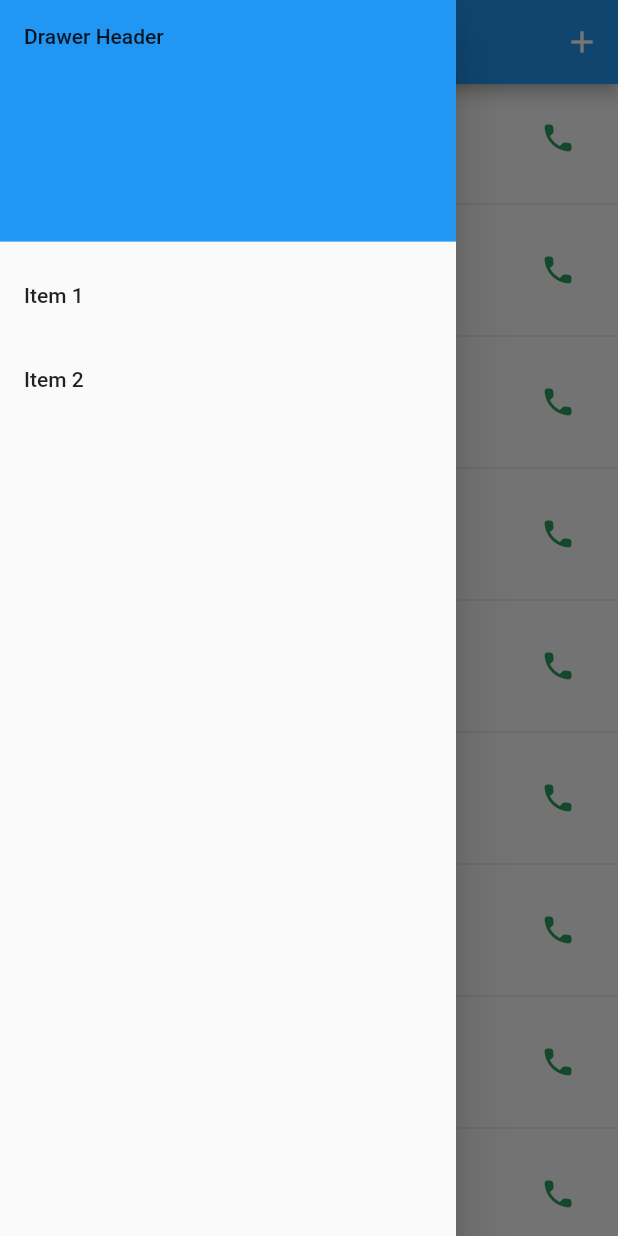
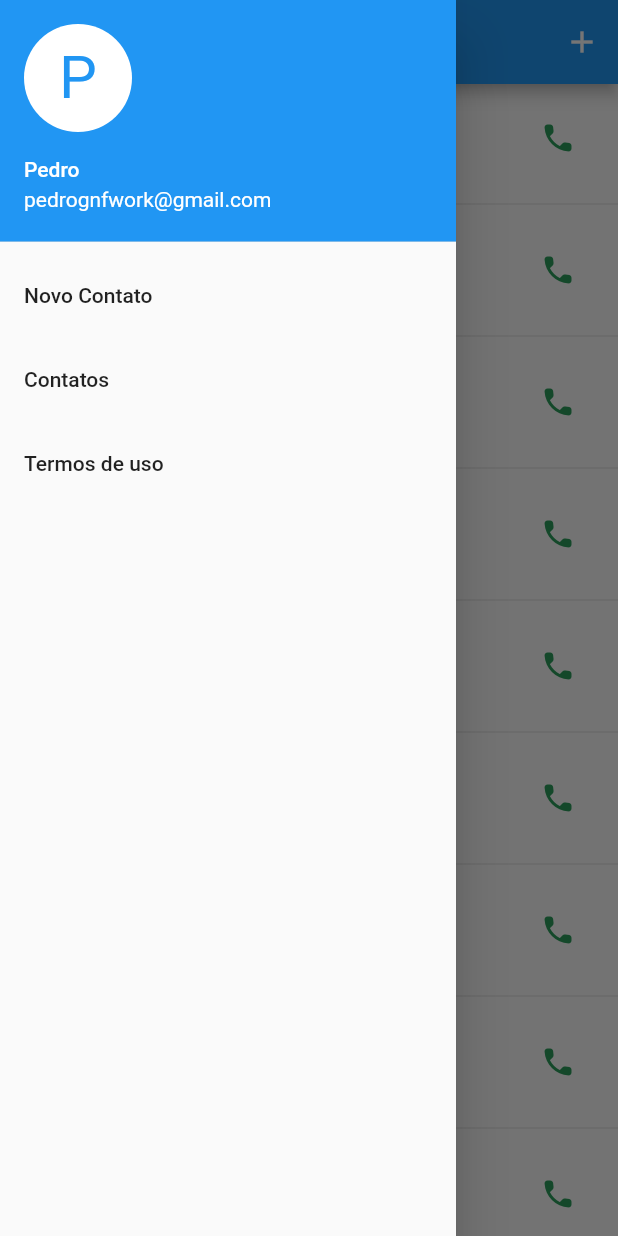
Before and after one commit to pedroGNF/contact_list, a Flutter app: the screen it shows after launch, with the side drawer open, on a phone screen of 412 x 824 dp. Run offline on Flutter 3.47's test engine with Material 2 defaults, Android fonts, the phone set to English and light mode, and no system bars; our stand-ins replace brasil_fields, form_field_validator.

Commit message:
termos de uso ,added

```diff
--- a/lib/add_contact.dart
+++ b/lib/add_contact.dart
@@ -4,6 +4,7 @@ import 'package:brasil_fields/brasil_fields.dart';
 import 'package:flutter/services.dart';
 import 'package:form_field_validator/form_field_validator.dart';
 import 'main.dart';
+import 'termos_de_uso.dart';
 
 void main() {
   runApp(const AddContatos());
@@ -32,25 +33,42 @@ class AddContatos extends StatelessWidget {
             ],
           ),
           drawer: Drawer(
+            elevation: 5,
             child: ListView(
               padding: EdgeInsets.zero,
               children: [
-              const DrawerHeader(
-                decoration: BoxDecoration(
-                  color: Colors.blue,
+                const UserAccountsDrawerHeader(
+              accountName: Text('Pedro'),
+              accountEmail: Text('pedrognfwork@gmail.com'),
+              currentAccountPicture: CircleAvatar(
+                backgroundColor: Color.fromARGB(255, 255, 255, 255),
+                child: Text(
+                  'P',
+                  style: TextStyle(
+                      fontSize: 40, color: Color.fromRGBO(33, 150, 243, 1)),
                 ),
-                child: Text('Drawer Header'),
+              ),
             ),
                 ListTile(
-                title: const Text('Item 1'),
+                  title: const Text('Novo Contato'),
+                  onTap: () {
+                    Navigator.of(context).push(
+                        MaterialPageRoute(builder: (_) => const AddContatos()));
+                  },
+                ),
+                ListTile(
+                  title: const Text('Contatos'),
                   onTap: () {
                     Navigator.pop(context);
                   },
                 ),
                 ListTile(
-                title: const Text('Item 2'),
+                  title: const Text('Termos de uso'),
                   onTap: () {
-                  Navigator.pop(context);
+                    Navigator.of(context).push(MaterialPageRoute(
+                        builder: (_) => const TermosDeUso(
+                              title: 'Termos de Uso',
+                            )));
                   },
                 ),
               ],
@@ -136,29 +154,48 @@ class MyHomePageState extends State<MyHomePage> {
   Widget build(BuildContext context) {
     return Scaffold(
       appBar: AppBar(
-        title: const Text('Cadastro'),
-
+        title: const Text('Novo Contato'),
       ),
       drawer: Drawer(
         child: ListView(
-            padding: EdgeInsets.zero,
+          padding: const EdgeInsets.all(0.0),
           children: [
+            const UserAccountsDrawerHeader(
+              accountName: Text('Pedro'),
+              accountEmail: Text('pedrognfwork@gmail.com'),
+              currentAccountPicture: CircleAvatar(
+                backgroundColor: Color.fromARGB(255, 255, 255, 255),
+                child: Text(
+                  'P',
+                  style: TextStyle(
+                      fontSize: 40, color: Color.fromRGBO(33, 150, 243, 1)),
+                ),
+              ),
+            ),
             const DrawerHeader(
               decoration: BoxDecoration(
-                  color: Colors.blue,
+                color: Color.fromRGBO(48, 130, 197, 1),
               ),
-                child: Text('Drawer Header'),
+              child: Text('Pedro\npedrognfwork@gmail.com'),
             ),
             ListTile(
-                title: const Text('Item 1'),
+              title: const Text('Novo Contato'),
               onTap: () {
                 Navigator.pop(context);
               },
             ),
             ListTile(
-                title: const Text('Item 2'),
+              title: const Text('Contatos'),
               onTap: () {
-                  Navigator.pop(context);
+                Navigator.of(context).pop(MaterialPageRoute(
+                    builder: (_) => const Lista(title: 'Lista de Contatos')));
+              },
+            ),
+            ListTile(
+              title: const Text('Termos de uso'),
+              onTap: () {
+                Navigator.of(context).pop(MaterialPageRoute(
+                    builder: (_) => const TermosDeUso(title: 'Termos de Uso')));
               },
             ),
           ],
--- a/lib/main.dart
+++ b/lib/main.dart
@@ -1,13 +1,15 @@
 import 'package:flutter/material.dart';
 import 'add_contact.dart';
+import 'termos_de_uso.dart';
 
 void main() {
-  runApp(const MyApp());
+  runApp(const Lista(
+    title: 'Lista de Contatos',
+  ));
 }
 
-class MyApp extends StatelessWidget {
-  const MyApp({super.key});
-
+class Lista extends StatelessWidget {
+  const Lista({super.key, required String title});
   @override
   Widget build(BuildContext context) {
     return MaterialApp(
@@ -101,24 +103,41 @@ class _MyHomePageState extends State<MyHomePage> {
         ),
         drawer: Drawer(
           child: ListView(
-            padding: EdgeInsets.zero,
+            padding: const EdgeInsets.all(0.0),
             children: [
-              const DrawerHeader(
-                decoration: BoxDecoration(
-                  color: Colors.blue,
+              const UserAccountsDrawerHeader(
+                accountName: Text('Pedro'),
+                accountEmail: Text('pedrognfwork@gmail.com'),
+                currentAccountPicture: CircleAvatar(
+                  backgroundColor: Color.fromARGB(255, 255, 255, 255),
+                  child: Text(
+                    'P',
+                    style: TextStyle(
+                        fontSize: 40,
+                        color: Color.fromRGBO(33, 150, 243, 1)),
+                  ),
                 ),
-                child: Text('Drawer Header'),
               ),
               ListTile(
-                title: const Text('Item 1'),
+                title: const Text('Novo Contato'),
+                onTap: () {
+                  Navigator.of(context).push(
+                      MaterialPageRoute(builder: (_) => const AddContatos()));
+                },
+              ),
+              ListTile(
+                title: const Text('Contatos'),
                 onTap: () {
                   Navigator.pop(context);
                 },
               ),
               ListTile(
-                title: const Text('Item 2'),
+                title: const Text('Termos de uso'),
                 onTap: () {
-                  Navigator.pop(context);
+                  Navigator.of(context).push(MaterialPageRoute(
+                      builder: (_) => const TermosDeUso(
+                            title: 'Termos de Uso',
+                          )));
                 },
               ),
             ],
@@ -129,14 +148,14 @@ class _MyHomePageState extends State<MyHomePage> {
               var contato = contatos[index];
               return ListTile(
                 leading: CircleAvatar(
-                  backgroundColor: const Color.fromARGB(255, 1, 25, 145),
+                  backgroundColor: const Color.fromRGBO(48, 130, 197, 1),
                   child: ContatoHelper.getIconByContatoType(contato.tipo),
                 ),
                 title: Text(contato.nome),
                 subtitle: Text(contato.telefone),
                 trailing: IconButton(
                   icon: const Icon(Icons.call_rounded,
-                      color: Color.fromARGB(223, 13, 145, 68)),
+                      color: Color.fromRGBO(13, 145, 68, 0.875)),
                   onPressed: () {},
                 ),
               );
@@ -156,11 +175,7 @@ class Contato {
   final String telefone;
   final ContatoType tipo;
 
-  Contato({
-    required this.nome,
-    required this.telefone,
-    required this.tipo,
-  });
+  Contato({required this.nome, required this.telefone, required this.tipo});
 }
 
 enum ContatoType { celular, trabalho, favorito, casa }
@@ -170,13 +185,14 @@ class ContatoHelper {
     switch (tipo) {
       case ContatoType.celular:
         return const Icon(Icons.phone_android,
-            color: Color.fromARGB(223, 224, 224, 224));
+            color: Color.fromRGBO(224, 224, 224, 0.875));
       case ContatoType.trabalho:
-        return const Icon(Icons.work, color: Color.fromARGB(255, 61, 46, 40));
+        return const Icon(Icons.work, color: Color.fromRGBO(61, 46, 40, 1));
       case ContatoType.favorito:
-        return const Icon(Icons.star, color: Color.fromARGB(200, 251, 255, 2));
+        return const Icon(Icons.star,
+            color: Color.fromRGBO(251, 255, 2, 0.784));
       case ContatoType.casa:
-        return const Icon(Icons.home, color: Color.fromARGB(255, 179, 153, 97));
+        return const Icon(Icons.home, color: Color.fromARGB(255, 165, 48, 27));
     }
   }
 }
--- a/pubspec.yaml
+++ b/pubspec.yaml
@@ -40,6 +40,7 @@ dependencies:
   mobx: ^2.1.3
   brasil_fields: ^1.9.0
   form_field_validator: ^1.1.0
+  image: ^3.2.2
 
 dev_dependencies:
   flutter_test:
```
Also changed, not shown: lib/termos_de_uso.dart (added, +85 -0 lines), assets/eu.jpg (added), pubspec.lock, 1 other file. Lines whose indentation alone changed are shown as unchanged.
